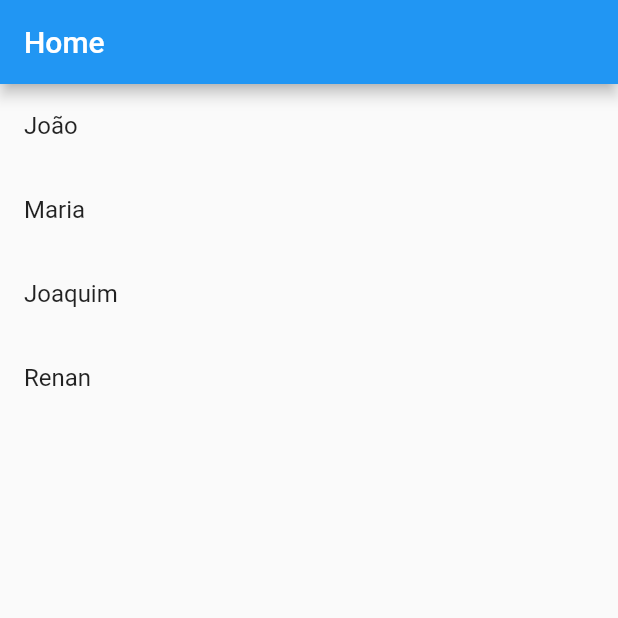
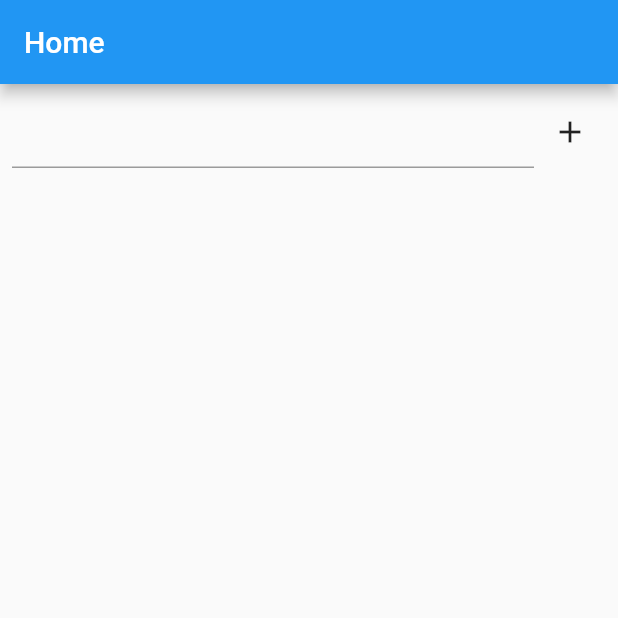
Before and after one commit to renanjoppert1/estudo_flutterando_hello_world, a Flutter app: the screen it shows after launch, on a phone screen of 412 x 824 dp, the top half of it. Run offline on Flutter 3.47's test engine with Material 2 defaults, Android fonts, the phone set to English and light mode, and no system bars.

Commit message:
Aplicativo de nomes

```diff
--- a/lib/home_page.dart
+++ b/lib/home_page.dart
@@ -9,7 +9,9 @@ class HomePage extends StatefulWidget {
 }
 
 class _HomePageState extends State<HomePage> {
-  var counter = 0;
+  final controller = TextEditingController();
+
+  final list = <String>[];
 
   // Chama quando construído
   @override
@@ -27,20 +29,41 @@ class _HomePageState extends State<HomePage> {
 
   @override
   Widget build(BuildContext context) {
-    final names = ['João', 'Maria', 'Joaquim', 'Renan'];
-
     return Scaffold(
       appBar: AppBar(title: Text('Home')),
-      body: SizedBox(
-        width: double.infinity,
-        height: double.infinity,
-        // Estrutura para fazer listagem usando arrays
-        child: ListView.builder(
-          itemCount: names.length,
-          itemBuilder: (context, index) {
-            return ListTile(title: Text('${names[index]}'));
-          },
-        ),
+      body: Column(
+        children: [
+          Padding(
+            padding: const EdgeInsets.all(8.0),
+            child: Row(
+              children: [
+                Expanded(child: TextField(controller: controller)),
+                IconButton(
+                  onPressed: () {
+                    final text = controller.text;
+                    setState(() {
+                      list.add(text);
+                    });
+                    controller.clear();
+                  },
+                  icon: const Icon(Icons.add),
+                )
+              ],
+            ),
+          ),
+          Expanded(
+            child: ListView.builder(
+              itemCount: list.length,
+              itemBuilder: (context, index) {
+                final item = list[index];
+
+                return ListTile(
+                  title: Text(item),
+                );
+              },
+            ),
+          )
+        ],
       ),
     );
   }
```
